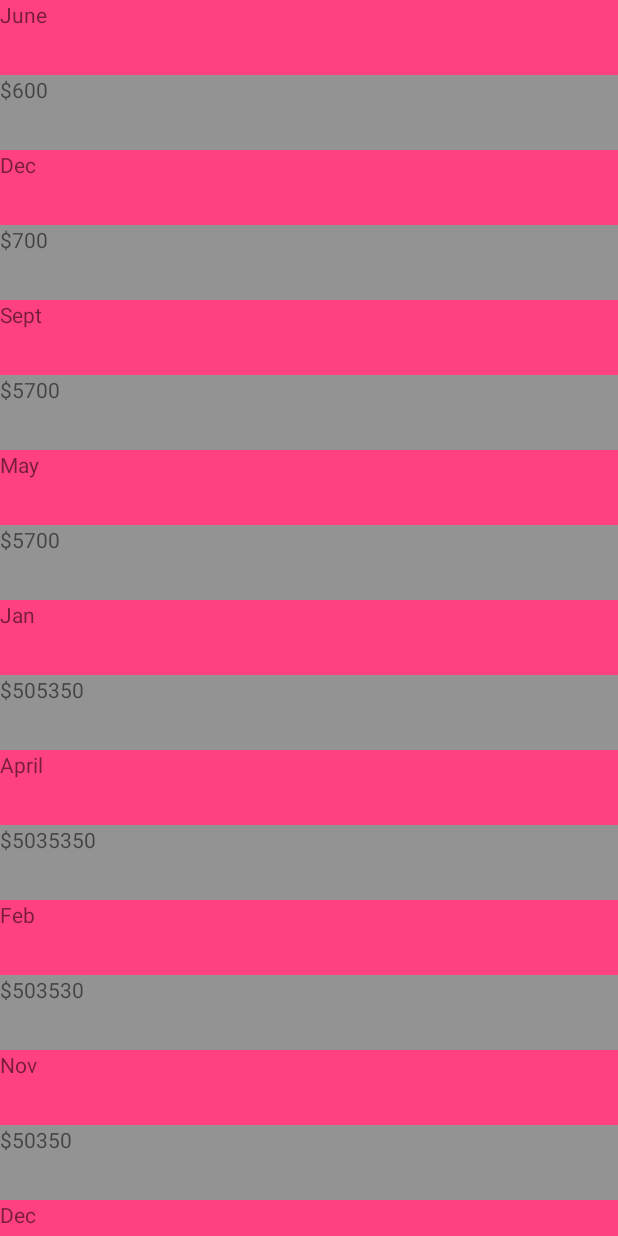
After one commit to jervona/Abode, an Android app: the fragment Payment_History_Fragment placed in its activity, on a phone screen of 412 x 824 dp. The commit adds this screen. Run offline under Robolectric (Android 15) with nearby library versions, the phone set to English and light mode, and no system bars; our stand-ins replace ButterKnife, Firebase (no records; nobody signed in at launch, a user with empty details on screens opened directly); libraries missing offline, so code that uses them is left out: com.firebase.ui.

Commit message:
added payment history/paymentfragments, buttons, RV logic for payment history,item view

```diff
--- a/app/build.gradle
+++ b/app/build.gradle
@@ -38,6 +38,7 @@ dependencies {
     compile 'com.android.support:appcompat-v7:26.1.0'
     compile 'com.android.support:cardview-v7:26.1.0'
     compile 'com.android.support:recyclerview-v7:26.1.0'
+    implementation 'com.github.aakira:expandable-layout:1.6.0@aar'
 
 }
 apply plugin: 'com.google.gms.google-services'
--- /dev/null
+++ b/app/src/main/java/nyc/c4q/capstone/payment_history_package/PaymentHistoryAdapter.java
@@ -0,0 +1,44 @@
+package nyc.c4q.capstone.payment_history_package;
+
+import android.support.v7.widget.RecyclerView;
+import android.view.LayoutInflater;
+import android.view.View;
+import android.view.ViewGroup;
+
+import java.util.List;
+
+import nyc.c4q.capstone.R;
+
+/**
+ * Created by D on 3/18/18.
+ */
+
+public class PaymentHistoryAdapter extends RecyclerView.Adapter<PaymentHistoryHolder>{
+
+
+
+    List<PaymentHistoryModel> paymentModelList;
+
+    public PaymentHistoryAdapter(List<PaymentHistoryModel> paymentModelList) {
+        this.paymentModelList = paymentModelList;
+    }
+
+
+    @Override
+    public PaymentHistoryHolder onCreateViewHolder(ViewGroup parent, int viewType) {
+        View view = LayoutInflater.from(parent.getContext()).inflate(R.layout.history_itemview_layout,parent,false);
+        return new PaymentHistoryHolder(view);
+    }
+
+    @Override
+    public void onBindViewHolder(PaymentHistoryHolder holder, int position) {
+
+        PaymentHistoryModel paymentModel = paymentModelList.get(position);
+        holder.onBind(paymentModel);
+    }
+
+    @Override
+    public int getItemCount() {
+        return paymentModelList.size();
+    }
+}
--- /dev/null
+++ b/app/src/main/java/nyc/c4q/capstone/payment_history_package/PaymentHistoryHolder.java
@@ -0,0 +1,37 @@
+package nyc.c4q.capstone.payment_history_package;
+
+import android.support.v7.widget.CardView;
+import android.support.v7.widget.RecyclerView;
+import android.view.View;
+import android.widget.TextView;
+
+import nyc.c4q.capstone.R;
+
+/**
+ * Created by D on 3/18/18.
+ */
+
+public class PaymentHistoryHolder extends RecyclerView.ViewHolder {
+
+
+    private TextView month;
+    private TextView amount_paid;
+
+
+    public PaymentHistoryHolder(View itemView) {
+        super(itemView);
+
+
+        amount_paid = itemView.findViewById(R.id.amount_paid);
+        month = itemView.findViewById(R.id.month);
+
+    }
+
+    public void onBind(PaymentHistoryModel paymentModel) {
+
+        month.setText(paymentModel.getMonth());
+        amount_paid.setText(paymentModel.getAmount_paid());
+
+
+    }
+}
--- /dev/null
+++ b/app/src/main/java/nyc/c4q/capstone/payment_history_package/PaymentHistoryModel.java
@@ -0,0 +1,33 @@
+package nyc.c4q.capstone.payment_history_package;
+
+/**
+ * Created by D on 3/19/18.
+ */
+
+public class PaymentHistoryModel {
+
+    private String month;
+    private String amount_paid;
+
+
+    public PaymentHistoryModel(String month, String amount_paid) {
+        this.month = month;
+        this.amount_paid = amount_paid;
+    }
+
+    public String getMonth() {
+        return month;
+    }
+
+//    public void setMonth(String month) {
+//        this.month = month;
+//    }
+
+    public String getAmount_paid() {
+        return amount_paid;
+    }
+
+//    public void setAmount_paid(String amount_paid) {
+//        this.amount_paid = amount_paid;
+//    }
+}
--- /dev/null
+++ b/app/src/main/java/nyc/c4q/capstone/payment_history_package/Payment_History_Fragment.java
@@ -0,0 +1,66 @@
+package nyc.c4q.capstone.payment_history_package;
+
+
+import android.os.Bundle;
+import android.support.v4.app.Fragment;
+import android.support.v7.widget.LinearLayoutManager;
+import android.support.v7.widget.RecyclerView;
+import android.view.LayoutInflater;
+import android.view.View;
+import android.view.ViewGroup;
+
+import java.util.ArrayList;
+import java.util.List;
+
+import nyc.c4q.capstone.R;
+
+import static com.firebase.ui.auth.AuthUI.getApplicationContext;
+
+/**
+ * A simple {@link Fragment} subclass.
+ */
+public class Payment_History_Fragment extends Fragment {
+
+    View rootView;
+    RecyclerView recyclerView;
+
+    public Payment_History_Fragment() {
+        // Required empty public constructor
+    }
+
+
+    @Override
+    public View onCreateView(LayoutInflater inflater, ViewGroup container,
+                             Bundle savedInstanceState) {
+        // Inflate the layout for this fragment
+        rootView = inflater.inflate(R.layout.fragment_payment__history_, container, false);
+        recyclerView = rootView.findViewById(R.id.payment_history_rv);
+        List<PaymentHistoryModel> paymentModelList = new ArrayList<>();
+
+        paymentModelList.add(new PaymentHistoryModel("June","$600"));
+        paymentModelList.add(new PaymentHistoryModel("Dec","$700"));
+        paymentModelList.add(new PaymentHistoryModel("Sept","$5700"));
+        paymentModelList.add(new PaymentHistoryModel("May","$5700"));
+        paymentModelList.add(new PaymentHistoryModel("Jan","$505350"));
+        paymentModelList.add(new PaymentHistoryModel("April","$5035350"));
+        paymentModelList.add(new PaymentHistoryModel("Feb","$503530"));
+        paymentModelList.add(new PaymentHistoryModel("Nov","$50350"));
+        paymentModelList.add(new PaymentHistoryModel("Dec","$50320"));
+        paymentModelList.add(new PaymentHistoryModel("May","$500"));
+        paymentModelList.add(new PaymentHistoryModel("Feb","$50230"));
+        paymentModelList.add(new PaymentHistoryModel("March","$50230"));
+        paymentModelList.add(new PaymentHistoryModel("Jan","$500"));
+        paymentModelList.add(new PaymentHistoryModel("Idk","$32500"));
+        paymentModelList.add(new PaymentHistoryModel("Idk","$500"));
+        paymentModelList.add(new PaymentHistoryModel("Hello","$23500"));
+
+        PaymentHistoryAdapter historyAdapter = new PaymentHistoryAdapter(paymentModelList);
+        LinearLayoutManager linearLayoutManager = new LinearLayoutManager(getContext());
+        recyclerView.setLayoutManager(linearLayoutManager);
+        recyclerView.setAdapter(historyAdapter);
+
+
+        return rootView;
+    }
+
+}
--- a/app/src/main/res/layout/activity_main.xml
+++ b/app/src/main/res/layout/activity_main.xml
@@ -21,4 +21,6 @@
         android:layout_alignParentBottom="true"
         app:selectedBackgroundVisible="false" />
 
+
+
 </RelativeLayout>
--- /dev/null
+++ b/app/src/main/res/layout/fragment_payment__history_.xml
@@ -0,0 +1,17 @@
+<LinearLayout xmlns:android="http://schemas.android.com/apk/res/android"
+    xmlns:tools="http://schemas.android.com/tools"
+    android:layout_width="match_parent"
+    android:layout_height="match_parent"
+    tools:context="nyc.c4q.capstone.payment_history_package.Payment_History_Fragment"
+    android:background="@color/hello">
+
+    <!-- TODO: Update blank fragment layout -->
+
+    <android.support.v7.widget.RecyclerView
+        android:id="@+id/payment_history_rv"
+        android:layout_width="match_parent"
+        android:layout_height="match_parent">
+
+    </android.support.v7.widget.RecyclerView>
+
+</LinearLayout>
--- /dev/null
+++ b/app/src/main/res/layout/history_itemview_layout.xml
@@ -0,0 +1,24 @@
+<?xml version="1.0" encoding="utf-8"?>
+<LinearLayout xmlns:android="http://schemas.android.com/apk/res/android"
+    android:id="@+id/payment_frag_item_layout"
+    android:orientation="vertical"
+    android:layout_width="match_parent"
+    android:layout_height="wrap_content">
+
+
+    <TextView
+        android:id="@+id/month"
+        android:layout_width="match_parent"
+        android:layout_height="50dp"
+        android:text="month"
+        android:background="@color/colorAccent"/>
+
+    <TextView
+        android:id="@+id/amount_paid"
+        android:layout_width="match_parent"
+        android:layout_height="50dp"
+        android:text="Amount paid"/>
+
+
+
+</LinearLayout>
--- a/app/src/main/res/values/colors.xml
+++ b/app/src/main/res/values/colors.xml
@@ -3,4 +3,5 @@
     <color name="colorPrimary">#3F51B5</color>
     <color name="colorPrimaryDark">#303F9F</color>
     <color name="colorAccent">#FF4081</color>
+    <color name="hello">#939393</color>
 </resources>
```
Also changed, not shown: app/src/main/java/nyc/c4q/capstone/BottomNavFragment/PaymentFragment.java (deleted, +0 -35 lines), app/src/main/java/nyc/c4q/capstone/MainActivity.java (+12 -6 lines), app/src/main/java/nyc/c4q/capstone/payment_history_package/PaymentFragment.java (added, +64 -0 lines), app/src/main/res/layout/fragment_payment.xml (+41 -7 lines).
